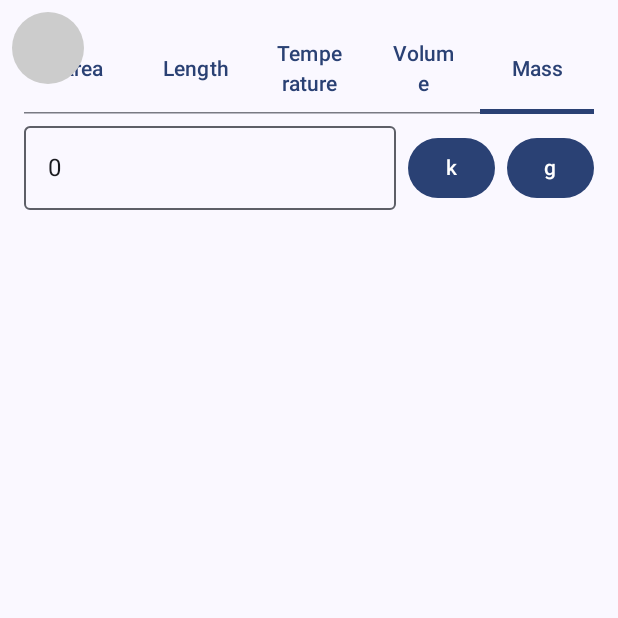
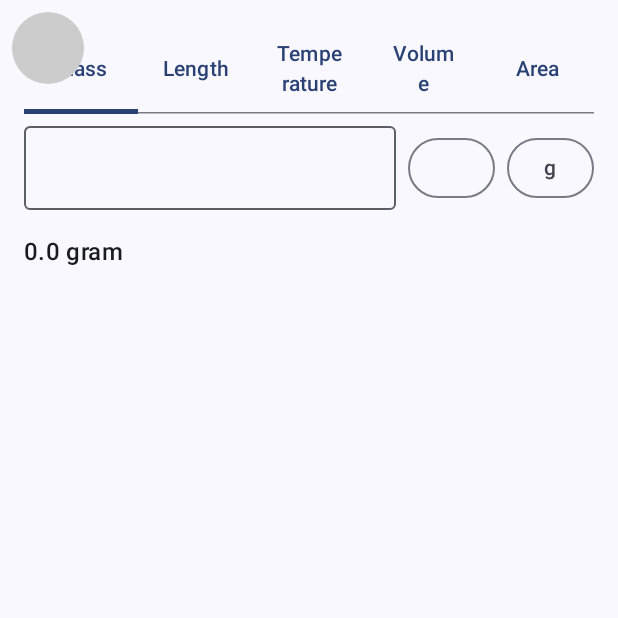
Before and after one commit to Koya309/RatoCalculator, an Android app built with Jetpack Compose: the UnitConverterScreen screen opened through its navigation route, on a phone screen of 412 x 824 dp, the top half of it. Run offline under Robolectric (Android 15) with nearby library versions, the phone set to English and light mode, and no system bars; our stand-ins replace Dagger/Hilt's generated code; libraries missing offline, so code that uses them is left out: androidx.hilt.lifecycle.

Commit message:
Beta 0.006 - Feat: Add Superscript, mass Unit, temperature Unit - Fix: Fix Bug SI Prefixes        Fix Bug OutlinedTextField not add Number        Fix Ui State Drop Menu        Fix etc.. - Chore: Compose Bom 2025.10.00          Room Ktx 2.8.2

```diff
--- a/app/src/main/java/com/example/ratocalculator/feature/unitconverter/UnitConverterScreen.kt
+++ b/app/src/main/java/com/example/ratocalculator/feature/unitconverter/UnitConverterScreen.kt
@@ -7,14 +7,19 @@ import androidx.compose.foundation.layout.Spacer
 import androidx.compose.foundation.layout.fillMaxSize
 import androidx.compose.foundation.layout.fillMaxWidth
 import androidx.compose.foundation.layout.height
+import androidx.compose.foundation.layout.heightIn
 import androidx.compose.foundation.layout.padding
 import androidx.compose.foundation.layout.width
+import androidx.compose.foundation.rememberScrollState
 import androidx.compose.foundation.text.KeyboardActions
 import androidx.compose.foundation.text.KeyboardOptions
+import androidx.compose.foundation.verticalScroll
 import androidx.compose.material3.Button
 import androidx.compose.material3.Divider
 import androidx.compose.material3.DropdownMenu
 import androidx.compose.material3.DropdownMenuItem
+import androidx.compose.material3.MaterialTheme
+import androidx.compose.material3.OutlinedButton
 import androidx.compose.material3.OutlinedTextField
 import androidx.compose.material3.Tab
 import androidx.compose.material3.TabRow
@@ -24,6 +29,7 @@ import androidx.compose.material3.TextField
 import androidx.compose.runtime.Composable
 import androidx.compose.runtime.collectAsState
 import androidx.compose.runtime.getValue
+import androidx.compose.runtime.mutableIntStateOf
 import androidx.compose.runtime.mutableStateOf
 import androidx.compose.runtime.remember
 import androidx.compose.runtime.setValue
@@ -42,11 +48,15 @@ fun UnitConverterScreen(
 ) {
     val uiState by viewModel.uiState.collectAsState()
     val tabs = UnitCategory.values()
-    var selectedTab by remember { mutableStateOf(uiState.category.ordinal) }
+    val maxHeight = 40.dp * 5
+//    var selectedTab by remember { mutableStateOf(uiState.category.ordinal) }
 //    var kgInput by remember { mutableStateOf("7") }
     val state by viewModel.uiState.collectAsState()
 //    val kgValue = (kgInput.toDoubleOrNull() ?: 0.0)
 //    val gramValue = kgValue * 1000
+    var prefixExpanded by remember { mutableStateOf(false) }
+//    var unitExpanded by remember { mutableStateOf(false) }
+    var selectedTab by remember { mutableIntStateOf(0) }
 
 
     Column(
@@ -63,7 +73,7 @@ fun UnitConverterScreen(
                         selectedTab = index
                         viewModel.updateCategory(category)
                     },
-                    text = { Text(category.name) }
+                    text = { Text(category.displayName) }
                 )
             }
         }
@@ -95,18 +105,27 @@ fun UnitConverterScreen(
             Spacer(Modifier.width(8.dp))
 
             // 🔹 A = Dropdown SIPrefix
-            var prefixExpanded by remember { mutableStateOf(false) }
             Box {
-                Button(onClick = { prefixExpanded = true }) {
-                    Text(state.selectedPrefix.symbol)
+                OutlinedButton(onClick = { prefixExpanded = true }) {
+                    Text(
+                        if (state.selectedPrefix.symbol.isBlank()) ""
+                        else  "${state.selectedPrefix.symbol}"
+
+                    )
                 }
                 DropdownMenu(
                     expanded = prefixExpanded,
-                    onDismissRequest = { prefixExpanded = false }
+                    onDismissRequest = { prefixExpanded = false },
+                    modifier = Modifier.heightIn(max = maxHeight)
                 ) {
                     state.prefixes.forEach { prefix ->
                         DropdownMenuItem(
-                            text = { Text("${prefix.name} (${prefix.symbol})") },
+                            text = {
+                                val symbolText =
+                                    if (prefix.symbol.isBlank()) ""
+                                    else "${prefix.symbol}    ${prefix.name}     10${viewModel.toSuperscript(prefix.power)}"
+                                Text(symbolText)
+                            },
                             onClick = {
                                 viewModel.onPrefixSelected(prefix)
                                 prefixExpanded = false
@@ -121,16 +140,16 @@ fun UnitConverterScreen(
             // 🔹 B = Dropdown SI Unit (ขึ้นกับ Tab / Category)
             var unitExpanded by remember { mutableStateOf(false) }
             Box {
-                Button(onClick = { unitExpanded = true }) {
-                    Text(state.selectedUnit)
+                OutlinedButton(onClick = { unitExpanded = true }) {
+                    Text(state.selectedUnit.symbol)
                 }
                 DropdownMenu(
                     expanded = unitExpanded,
                     onDismissRequest = { unitExpanded = false }
                 ) {
-                    state.units.forEach { unit ->
+                    state.availableUnits.forEach { unit ->
                         DropdownMenuItem(
-                            text = { Text(unit) },
+                            text = { Text("${unit.symbol} (${unit.name})") },
                             onClick = {
                                 viewModel.onUnitSelected(unit)
                                 unitExpanded = false
@@ -140,42 +159,23 @@ fun UnitConverterScreen(
                 }
             }
         }
+        Spacer(Modifier.height(8.dp))
+
+        // 🔹 แสดงค่าที่กรอก + prefix + unit
+        Text(
+            text = buildString {
+                append(state.inputValue.toDoubleOrNull() ?: 0.0)
+                append(" ")
+                append(state.selectedPrefix.name)
+                append(state.selectedUnit.name)
+            },
+            style = MaterialTheme.typography.titleMedium
+        )
+
     }
 }
 
-/*        Spacer(Modifier.height(8.dp))
 
-        // 🔹 แสดงค่าที่กรอก + prefix + unit
-        Text(
-            text = "${state.inputValue.toDoubleOrNull() ?: 0.0} ${state.selectedPrefix.symbol}${state.selectedUnit}"
-        )
-    }
-        Spacer(Modifier.height(8.dp))
-
-
-        //Wait do top
-
-
-            Divider(modifier = Modifier.padding(vertical = 16.dp))
-
-            Text(text = "Gram")
-            Row(
-                verticalAlignment = Alignment.CenterVertically,
-                modifier = Modifier.padding(top = 8.dp, bottom = 8.dp)
-            ) {
-                TextField(
-                    value = gramValue.toInt().toString(),
-                    onValueChange = { /* read-only (optional) */ },
-                    label = { Text("g") },
-                    modifier = Modifier.weight(1f),
-                    enabled = false
-                )
-            }
-            Text(text = "${(kgInput.toDoubleOrNull() ?: 0.0) * 1000} gram")
-            }
-
-
-*/
 
 
 @Preview(showBackground = true)
--- a/app/src/main/java/com/example/ratocalculator/feature/unitconverter/UnitConverterUiState.kt
+++ b/app/src/main/java/com/example/ratocalculator/feature/unitconverter/UnitConverterUiState.kt
@@ -2,8 +2,12 @@ package com.example.ratocalculator.feature.unitconverter
 
 import java.util.Locale
 
-enum class UnitCategory {
-    Area, Length, Temperature, Volume, Mass
+enum class UnitCategory(val displayName: String) {
+    Mass("Mass"),
+    Length("Length"),
+    Temperature("Temperature"),
+    Volume("Volume"),
+    Area("Area")
 }
 
 data class SIPrefix(
@@ -12,31 +16,21 @@ data class SIPrefix(
     val power: Int           // เช่น 3 (10^3)
 )
 
+data class UnitItem(
+    val name: String,     // gram, pound, ounce, etc.
+    val symbol: String,   // g, lb, oz, etc.
+    val toBase: (Double) -> Double,   // ฟังก์ชันแปลงเป็นหน่วยฐาน (เช่น g)
+    val fromBase: (Double) -> Double  // ฟังก์ชันแปลงจากหน่วยฐาน
+)
+
 data class UnitConverterUiState(
     val category: UnitCategory = UnitCategory.Mass,
-    val inputValue: String = "0",
-
-    // A = Prefix
-    val selectedPrefix: SIPrefix = SIPrefix("kilo", "k", 3),
+    val inputValue: String = "",
+    val selectedPrefix: SIPrefix = SIPrefix("","",0),
     val prefixes: List<SIPrefix> = allSIPrefixes,
-
-    // B = SI Unit
-    val selectedUnit: String = "g",
-    val units: List<String> = listOf("g", "kg"),
-
-    val fromUnit: String = "m",
-    val toUnit: String = "km",
-    val output: String = "",
-    val baseUnit: String = "gram",
-
-)
-
-val siUnitsMap = mapOf(
-    UnitCategory.Mass to listOf("gram"),
-    UnitCategory.Length to listOf("meter"),
-    UnitCategory.Area to listOf("square meter"),
-    UnitCategory.Volume to listOf("liter"),
-    UnitCategory.Temperature to listOf("celsius")
+    val numericValue: Double? = null,
+    val selectedUnit: UnitItem = massUnits.first(),
+    val availableUnits: List<UnitItem> = massUnits
 )
 
 val allSIPrefixes = listOf(
@@ -50,7 +44,7 @@ val allSIPrefixes = listOf(
     SIPrefix("kilo", "k", 3),
     SIPrefix("hecto", "h", 2),
     SIPrefix("deca", "da", 1),
-    SIPrefix("base", "", 0),
+    SIPrefix(" ", "", 0),
     SIPrefix("deci", "d", -1),
     SIPrefix("centi", "c", -2),
     SIPrefix("milli", "m", -3),
@@ -62,3 +56,25 @@ val allSIPrefixes = listOf(
     SIPrefix("zepto", "z", -21),
     SIPrefix("yocto", "y", -24)
 )
+
+val massUnits = listOf(
+    UnitItem("gram", "g", { it }, { it }),
+    UnitItem("pound", "lb", { it * 453.592 }, { it / 453.592 }),
+    UnitItem("ounce", "oz", { it * 28.3495 }, { it / 28.3495 }),
+    UnitItem("tonne", "t", { it * 1_000_000 }, { it / 1_000_000 })
+)
+
+val temperatureUnits = listOf(
+    UnitItem("Celsius", "°C",
+        toBase = { it },                   // ฐานคือ °C
+        fromBase = { it }
+    ),
+    UnitItem("Fahrenheit", "°F",
+        toBase = { (it - 32) * 5 / 9 },
+        fromBase = { it * 9 / 5 + 32 }
+    ),
+    UnitItem("Kelvin", "K",
+        toBase = { it - 273.15 },
+        fromBase = { it + 273.15 }
+    )
+)
--- a/gradle/libs.versions.toml
+++ b/gradle/libs.versions.toml
@@ -7,12 +7,12 @@ junitVersion = "1.3.0"
 espressoCore = "3.7.0"
 lifecycleRuntimeKtx = "2.9.4"
 activityCompose = "1.11.0"
-composeBom = "2025.09.01"
+composeBom = "2025.10.00"
 hilt = "2.57.2"
 hilt-navigation-compose = "1.3.0"
 exp4j = "0.4.8"
 navigation-compose = "2.9.5"
-roomKtx = "2.8.1"
+roomKtx = "2.8.2"
 
 [libraries]
 androidx-core-ktx = { group = "androidx.core", name = "core-ktx", version.ref = "coreKtx" }
```
Also changed, not shown: app/src/main/java/com/example/ratocalculator/feature/unitconverter/UnitConverterViewModel.kt (+28 -10 lines).
